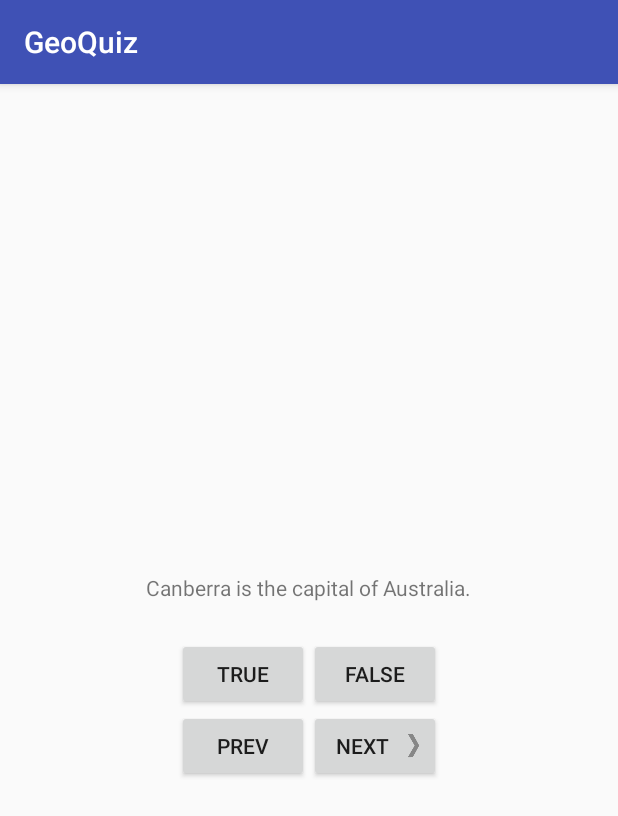
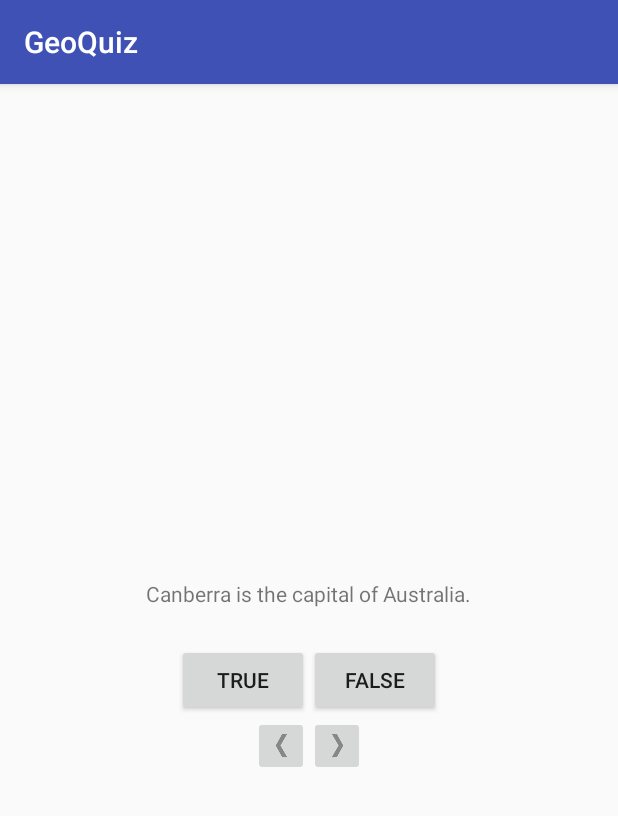
Before and after one commit to bluesxman/bnr-android, an Android app: the screen it shows after launch (QuizActivity), on a phone screen of 412 x 824 dp. Shown: the top 816 px of the screen. Run offline under Robolectric (Android 15) with nearby library versions, the phone set to English and light mode, and no system bars.

Commit message:
switched to ImageButton for prev, next

```diff
--- a/GeoQuiz/app/src/main/java/com/smackwerks/geoquiz/QuizActivity.java
+++ b/GeoQuiz/app/src/main/java/com/smackwerks/geoquiz/QuizActivity.java
@@ -5,6 +5,7 @@ import android.os.Bundle;
 import android.view.Gravity;
 import android.view.View;
 import android.widget.Button;
+import android.widget.ImageButton;
 import android.widget.TextView;
 import android.widget.Toast;
 
@@ -12,8 +13,8 @@ public class QuizActivity extends AppCompatActivity {
 
     private Button trueButton;
     private Button falseButton;
-    private Button mNextButton;
-    private Button mPrevButton;
+    private ImageButton mNextButton;
+    private ImageButton mPrevButton;
     private TextView mQuestionTextView;
 
     private Question[] mQuestionBank = new Question[]{
@@ -59,7 +60,7 @@ public class QuizActivity extends AppCompatActivity {
                 feedback.show();
             }
         });
-        mNextButton = (Button) findViewById(R.id.next_button);
+        mNextButton = (ImageButton) findViewById(R.id.next_button);
         mNextButton.setOnClickListener(new View.OnClickListener() {
             @Override
             public void onClick(View v) {
@@ -67,7 +68,7 @@ public class QuizActivity extends AppCompatActivity {
                 updateQuestion();
             }
         });
-        mPrevButton = (Button) findViewById(R.id.prev_button);
+        mPrevButton = (ImageButton) findViewById(R.id.prev_button);
         mPrevButton.setOnClickListener(new View.OnClickListener() {
             @Override
             public void onClick(View v) {
--- a/GeoQuiz/app/src/main/res/layout/activity_quiz.xml
+++ b/GeoQuiz/app/src/main/res/layout/activity_quiz.xml
@@ -33,21 +33,21 @@
         android:layout_height="wrap_content"
         android:orientation="horizontal">
 
-        <Button
+        <ImageButton
             android:id="@+id/prev_button"
             android:layout_width="wrap_content"
             android:layout_height="wrap_content"
             android:layout_weight="1"
-            android:text="@string/prev_button" />
+            android:contentDescription="@string/prev_button"
+            android:src="@drawable/arrow_left"/>
 
-        <Button
+        <ImageButton
             android:id="@+id/next_button"
             android:layout_width="wrap_content"
             android:layout_height="wrap_content"
             android:layout_weight="1"
-            android:drawablePadding="4dp"
-            android:drawableRight="@drawable/arrow_right"
-            android:text="@string/next_button" />
+            android:contentDescription="@string/next_button"
+            android:src="@drawable/arrow_right"/>
     </LinearLayout>
 
 </LinearLayout>
--- a/GeoQuiz/app/src/main/res/values/strings.xml
+++ b/GeoQuiz/app/src/main/res/values/strings.xml
@@ -11,7 +11,7 @@
     <string name ="true_button"> True </string>
     <string name ="false_button"> False </string>
     <string name="next_button">Next</string>
-    <string name="prev_button">Prev</string>
+    <string name="prev_button">Previous</string>
 
     <string name ="correct_toast">Correct!</string>
     <string name ="wrong_toast">Wrong!</string>
```
